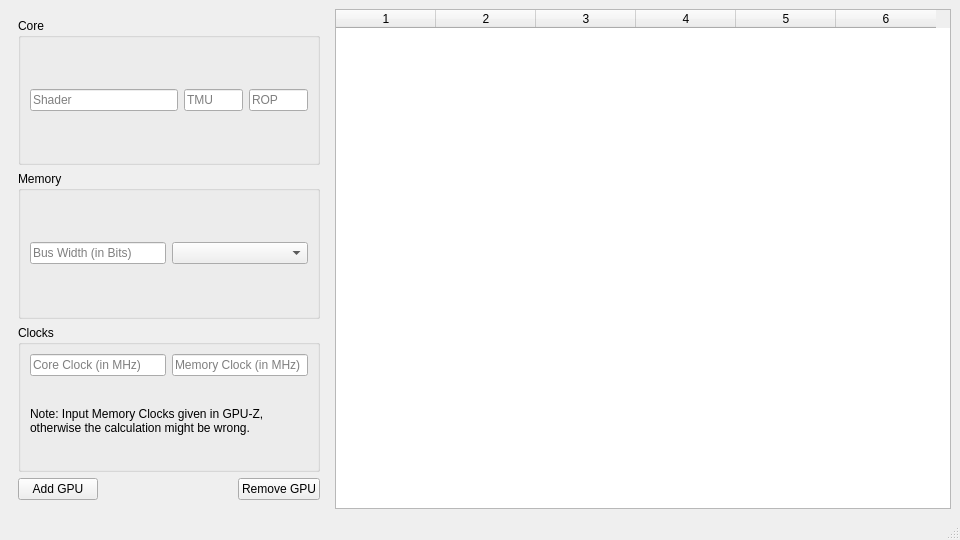
Qt form gpucalc.ui (mkozden/Gflops-and-Fillrate-calculator-python) before a commit.
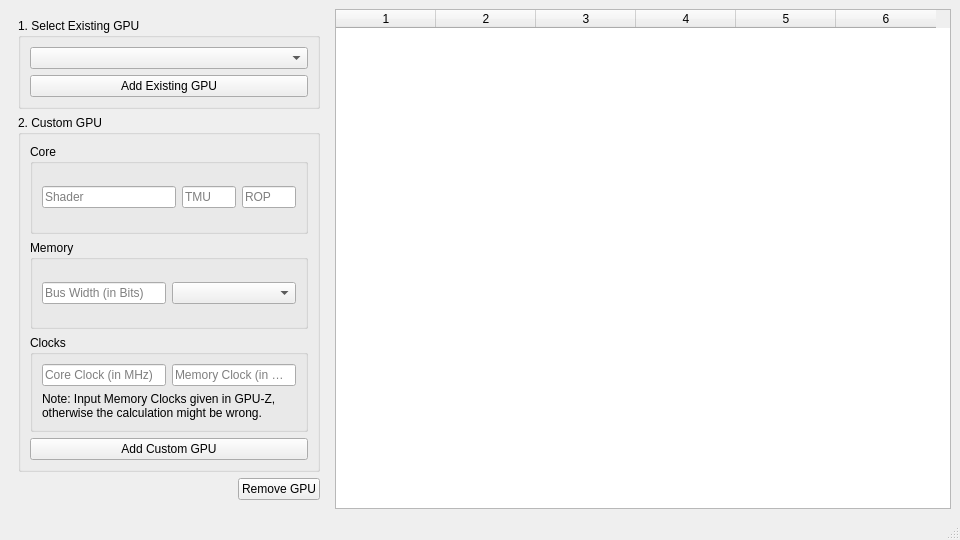
The same form after that commit.

Commit message:
Added the ability to add pre-existing GPUs
Scraped from TechPowerUp GPU Database

Patch:
```diff
--- a/gpucalc.ui
+++ b/gpucalc.ui
@@ -29,11 +29,42 @@
         <height>0</height>
        </size>
       </property>
-      <layout class="QVBoxLayout" name="verticalLayout" stretch="0,0,0,0">
+      <layout class="QVBoxLayout" name="verticalLayout" stretch="0,0,0">
        <property name="sizeConstraint">
         <enum>QLayout::SetDefaultConstraint</enum>
        </property>
        <item>
+        <widget class="QGroupBox" name="fromdatabase">
+         <property name="title">
+          <string>1. Select Existing GPU</string>
+         </property>
+         <layout class="QVBoxLayout" name="verticalLayout_7">
+          <item>
+           <widget class="QComboBox" name="GPUList"/>
+          </item>
+          <item>
+           <widget class="QPushButton" name="AddExistingGPU">
+            <property name="text">
+             <string>Add Existing GPU</string>
+            </property>
+           </widget>
+          </item>
+         </layout>
+        </widget>
+       </item>
+       <item>
+        <widget class="QGroupBox" name="customgpu">
+         <property name="sizePolicy">
+          <sizepolicy hsizetype="Preferred" vsizetype="Expanding">
+           <horstretch>0</horstretch>
+           <verstretch>0</verstretch>
+          </sizepolicy>
+         </property>
+         <property name="title">
+          <string>2. Custom GPU</string>
+         </property>
+         <layout class="QVBoxLayout" name="verticalLayout_6">
+          <item>
         <widget class="QGroupBox" name="Core">
          <property name="sizePolicy">
           <sizepolicy hsizetype="Preferred" vsizetype="Preferred">
@@ -167,14 +198,17 @@
         </widget>
        </item>
        <item>
+           <widget class="QPushButton" name="AddCustomGPU">
+            <property name="text">
+             <string>Add Custom GPU</string>
+            </property>
+           </widget>
+          </item>
+         </layout>
+        </widget>
+       </item>
+       <item>
         <layout class="QHBoxLayout" name="horizontalLayout_2">
-         <item>
-          <widget class="QPushButton" name="AddGPU">
-           <property name="text">
-            <string>Add GPU</string>
-           </property>
-          </widget>
-         </item>
          <item>
           <spacer name="horizontalSpacer">
            <property name="orientation">
```
Left out of the diff: 20 changed lines with no effect on the pictures. Lines whose indentation alone changed are shown as unchanged. The commit also changes 5 other files.
